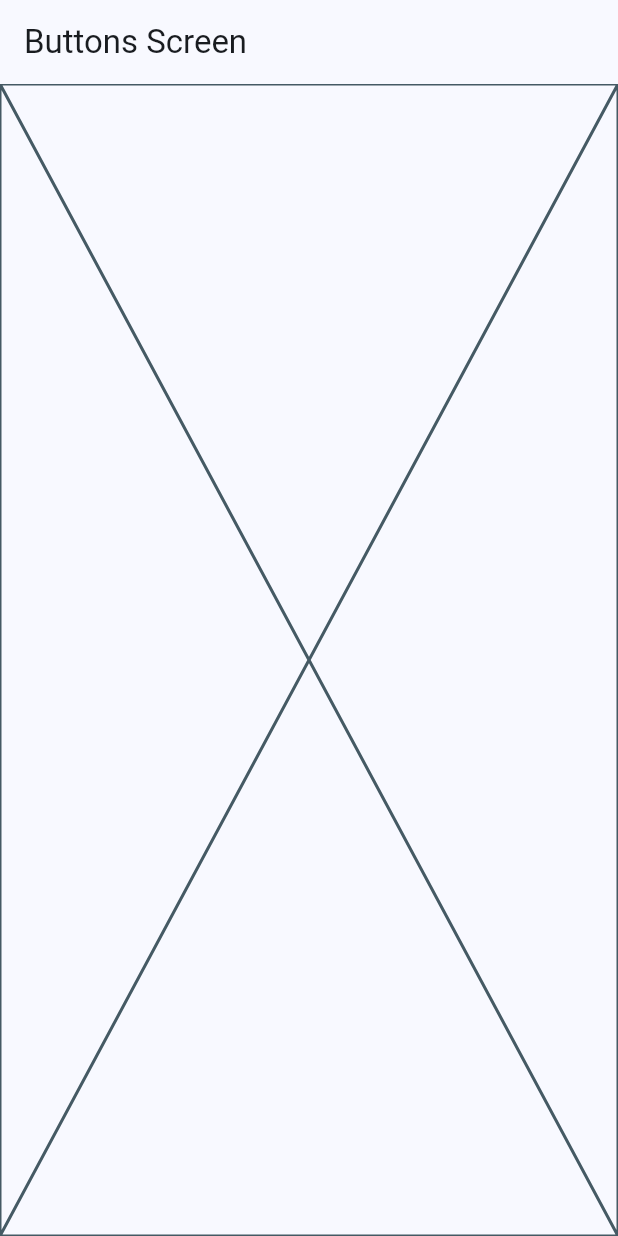
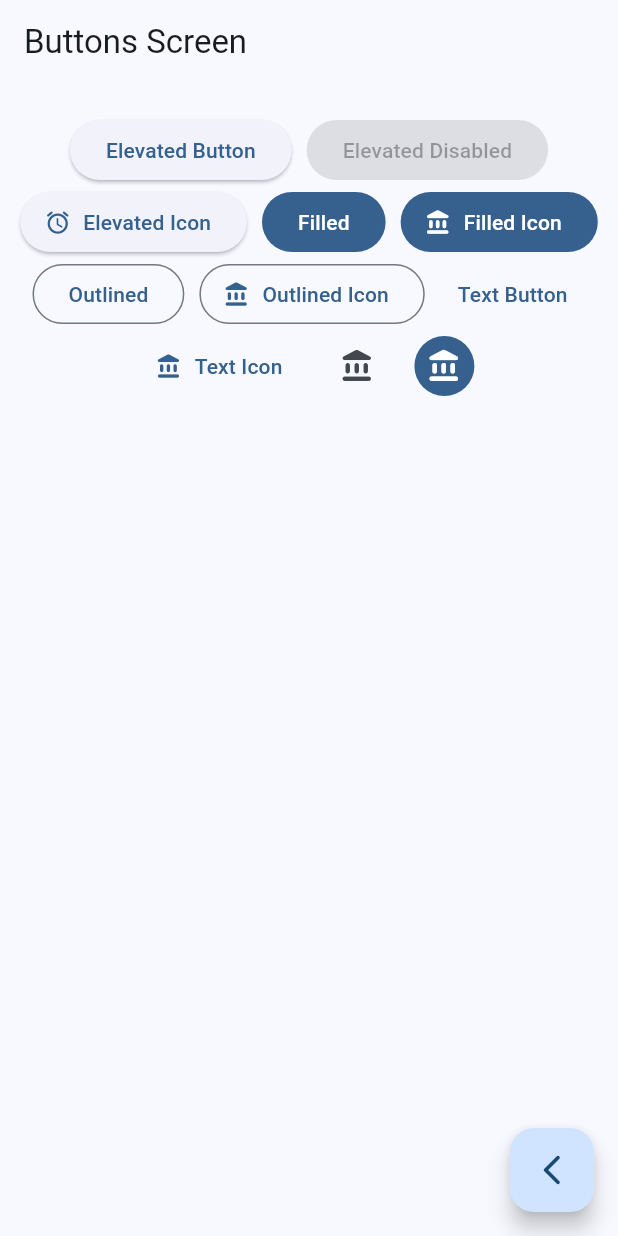
Before and after one commit to TellMeT-Dev/Proyectos_Flutter, a Flutter app: the ButtonsScreen screen opened by its route, on a phone screen of 412 x 824 dp. Run offline on Flutter 3.47's test engine with Material 3 defaults, Android fonts, the phone set to English and light mode, and no system bars; our stand-ins replace animate_do, dio, go_router, video_player.

Commit message:
Poner Botonnes en pagina de Botones

```diff
--- a/widgets_app/lib/presentation/screens/buttons/buttons_screen.dart
+++ b/widgets_app/lib/presentation/screens/buttons/buttons_screen.dart
@@ -1,4 +1,5 @@
 import 'package:flutter/material.dart';
+import 'package:go_router/go_router.dart';
 
 class ButtonsScreen extends StatelessWidget {
 
@@ -12,7 +13,95 @@
       appBar: AppBar(
         title: Text('Buttons Screen'),
       ),
-      body: Placeholder()
+      body: _ButtonsView(),
+      floatingActionButton: FloatingActionButton(
+        child: Icon(Icons.arrow_back_ios_new_rounded),
+        onPressed: () {
+          context.pop();
+        },
+      ),
     );
   }
 }
+
+class _ButtonsView extends StatelessWidget {
+  const _ButtonsView();
+
+  @override
+  Widget build(BuildContext context) {
+
+    final colors = Theme.of(context).colorScheme;
+    return SizedBox(
+      width: double.infinity,
+      child: Padding(
+        padding: const EdgeInsets.symmetric(horizontal: 10, vertical: 20),
+        child: Wrap(
+          spacing: 10,
+          crossAxisAlignment: WrapCrossAlignment.center,
+          alignment: WrapAlignment.center,
+          children: [
+            ElevatedButton(
+              onPressed: () {},
+              child: Text('Elevated Button'),
+            ),
+            ElevatedButton(
+              onPressed: null,
+              child: Text('Elevated Disabled'),
+            ),
+            ElevatedButton.icon(
+              onPressed: () {},
+              icon: Icon(Icons.access_alarm_rounded),
+              label: Text('Elevated Icon'),
+            ),
+
+            FilledButton(
+              onPressed: () {},
+              child: Text('Filled'),
+            ),
+
+            FilledButton.icon(
+              onPressed: () {},
+              icon: Icon(Icons.account_balance_rounded),
+              label: const Text('Filled Icon'),
+            ),
+
+            OutlinedButton(
+              onPressed: () {},
+              child: Text('Outlined'),
+            ),
+
+            OutlinedButton.icon(
+              onPressed: () {},
+              icon: Icon(Icons.account_balance_rounded),
+              label: const Text('Outlined Icon'),
+            ),
+
+            TextButton(
+              onPressed: () {},
+              child: Text('Text Button'),
+            ),
+
+            TextButton.icon(
+              onPressed: () {},
+              icon: Icon(Icons.account_balance_rounded),
+              label: const Text('Text Icon'),
+            ),
+
+            IconButton(
+              onPressed: () {},
+              icon: Icon(Icons.account_balance_rounded),
+            ),
+            IconButton(
+              onPressed: null,
+              icon: Icon(Icons.account_balance_rounded),
+              style: ButtonStyle(
+                backgroundColor: WidgetStatePropertyAll(colors.primary),
+                iconColor: WidgetStatePropertyAll(Colors.white),
+              ),
+            ),
+          ],
+        )
+      ),
+    );
+  }
+}
```
